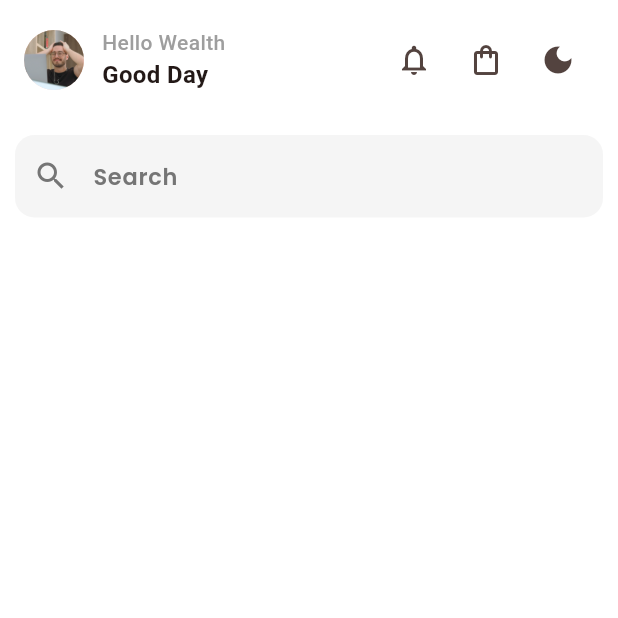
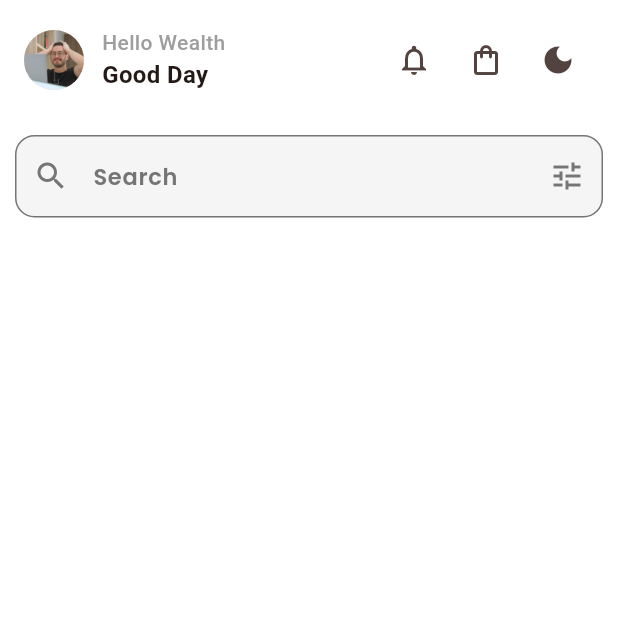
Before and after one commit to Wealthometer/E-commerce-App, a Flutter app: the HomeScreen screen opened directly, on a phone screen of 412 x 824 dp, the top half of it. Run offline on Flutter 3.47's test engine with Material 3 defaults, Android fonts, the phone set to English and light mode, and no system bars; our stand-ins replace get, get_storage, google_fonts; accounts and stored records are empty.

Commit message:
Update custom_search_bar.dart

```diff
--- a/lib/view/widgets/custom_search_bar.dart
+++ b/lib/view/widgets/custom_search_bar.dart
@@ -4,37 +4,62 @@ import 'package:flutter/widgets.dart';
 import 'package:get/get.dart';
 
 class CustomSearchBar extends StatelessWidget {
-  const CustomSearchBar ({super.key});
+  const CustomSearchBar({super.key});
 
   @override
   Widget build(BuildContext context) {
     final isDark = Theme.of(context).brightness == Brightness.dark;
 
     return Padding(
-      padding: EdgeInsets.all(
-          10
-      ),
+      padding: EdgeInsets.all(10),
       child: TextField(
         style: AppTextStyle.withColor(
           AppTextStyle.buttonMedium,
-          Theme.of(context).textTheme.bodyLarge?.color ?? Colors.black
+          Theme.of(context).textTheme.bodyLarge?.color ?? Colors.black,
         ),
+
         decoration: InputDecoration(
+
           hintText: 'Search',
           hintStyle: AppTextStyle.withColor(
             AppTextStyle.buttonMedium,
-            isDark? Colors.grey[400]! : Colors.grey[600]!,
+            isDark ? Colors.grey[400]! : Colors.grey[600]!,
           ),
+
           prefixIcon: Icon(
             Icons.search,
-            color: isDark? Colors.grey[400] : Colors.grey[600],
+            color: isDark ? Colors.grey[400] : Colors.grey[600],
           ),
+
+          suffixIcon: Icon(
+            Icons.tune,
+            color: isDark ? Colors.grey[400] : Colors.grey[600],
+          ),
+
           filled: true,
-          fillColor: isDark? Colors.grey[800]! : Colors.grey[100]!,
+
+          fillColor: isDark ? Colors.grey[800]! : Colors.grey[100]!,
+
           border: OutlineInputBorder(
             borderRadius: BorderRadius.circular(13),
-            borderSide: BorderSide.none
-          )
+            borderSide: BorderSide.none,
+          ),
+
+          enabledBorder: OutlineInputBorder(
+            borderRadius: BorderRadius.circular(13),
+            borderSide: BorderSide(
+              color: isDark ? Colors.grey[400]! : Colors.grey[600]!,
+              width: 1,
+            ),
+          ),
+
+          focusedBorder: OutlineInputBorder(
+            borderRadius: BorderRadius.circular(13),
+            borderSide: BorderSide(
+              color: Theme.of(context).primaryColor,
+              width: 1,
+            ),
+          ),
         ),
       ),
     );
```
